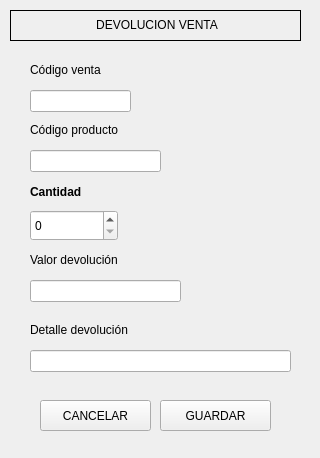
Old version of the form uifiles/get_back_sell.ui in the repository AlejandroMartinez04/PlanetMovilHermano.
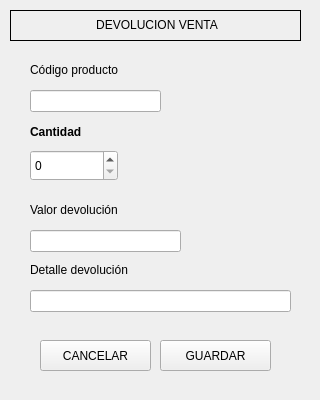
New version of the form. Icons and pictures are not drawn.

Commit message: Implement return window functionality with UI adjustments for product returns

Patch:
```diff
--- a/uifiles/get_back_sell.ui
+++ b/uifiles/get_back_sell.ui
@@ -7,7 +7,7 @@
     <x>0</x>
     <y>0</y>
     <width>320</width>
-    <height>458</height>
+    <height>400</height>
    </rect>
   </property>
   <property name="minimumSize">
@@ -45,7 +45,7 @@
    <property name="geometry">
     <rect>
      <x>30</x>
-     <y>120</y>
+     <y>60</y>
      <width>131</width>
      <height>21</height>
     </rect>
@@ -61,7 +61,7 @@
    <property name="geometry">
     <rect>
      <x>30</x>
-     <y>150</y>
+     <y>90</y>
      <width>131</width>
      <height>22</height>
     </rect>
@@ -74,7 +74,7 @@
    <property name="geometry">
     <rect>
      <x>30</x>
-     <y>182</y>
+     <y>122</y>
      <width>71</width>
      <height>21</height>
     </rect>
@@ -90,7 +90,7 @@
    <property name="geometry">
     <rect>
      <x>30</x>
-     <y>210</y>
+     <y>150</y>
      <width>88</width>
      <height>31</height>
     </rect>
@@ -109,7 +109,7 @@
    <property name="geometry">
     <rect>
      <x>160</x>
-     <y>400</y>
+     <y>340</y>
      <width>111</width>
      <height>31</height>
     </rect>
@@ -135,7 +135,7 @@
    <property name="geometry">
     <rect>
      <x>40</x>
-     <y>400</y>
+     <y>340</y>
      <width>111</width>
      <height>31</height>
     </rect>
@@ -161,7 +161,7 @@
    <property name="geometry">
     <rect>
      <x>30</x>
-     <y>250</y>
+     <y>200</y>
      <width>141</width>
      <height>21</height>
     </rect>
@@ -177,7 +177,7 @@
    <property name="geometry">
     <rect>
      <x>30</x>
-     <y>280</y>
+     <y>230</y>
      <width>151</width>
      <height>22</height>
     </rect>
@@ -186,40 +186,11 @@
     <string>font: 700 11pt &quot;Segoe UI&quot;;</string>
    </property>
   </widget>
-  <widget class="QLineEdit" name="barcodeLineEdit">
-   <property name="geometry">
-    <rect>
-     <x>30</x>
-     <y>90</y>
-     <width>101</width>
-     <height>22</height>
-    </rect>
-   </property>
-   <property name="styleSheet">
-    <string>font: 700 11pt &quot;Segoe UI&quot;;</string>
-   </property>
-  </widget>
-  <widget class="QLabel" name="label_4">
-   <property name="geometry">
-    <rect>
-     <x>30</x>
-     <y>60</y>
-     <width>111</width>
-     <height>21</height>
-    </rect>
-   </property>
-   <property name="styleSheet">
-    <string>font: 700 11pt &quot;Segoe UI&quot;;</string>
-   </property>
-   <property name="text">
-    <string>&lt;html&gt;&lt;head/&gt;&lt;body&gt;&lt;p&gt;Código venta&lt;/p&gt;&lt;/body&gt;&lt;/html&gt;</string>
-   </property>
-  </widget>
   <widget class="QLabel" name="label_8">
    <property name="geometry">
     <rect>
      <x>30</x>
-     <y>320</y>
+     <y>260</y>
      <width>141</width>
      <height>21</height>
     </rect>
@@ -235,7 +206,7 @@
    <property name="geometry">
     <rect>
      <x>30</x>
-     <y>350</y>
+     <y>290</y>
      <width>261</width>
      <height>22</height>
     </rect>
```
The commit also changes 3 other files.
